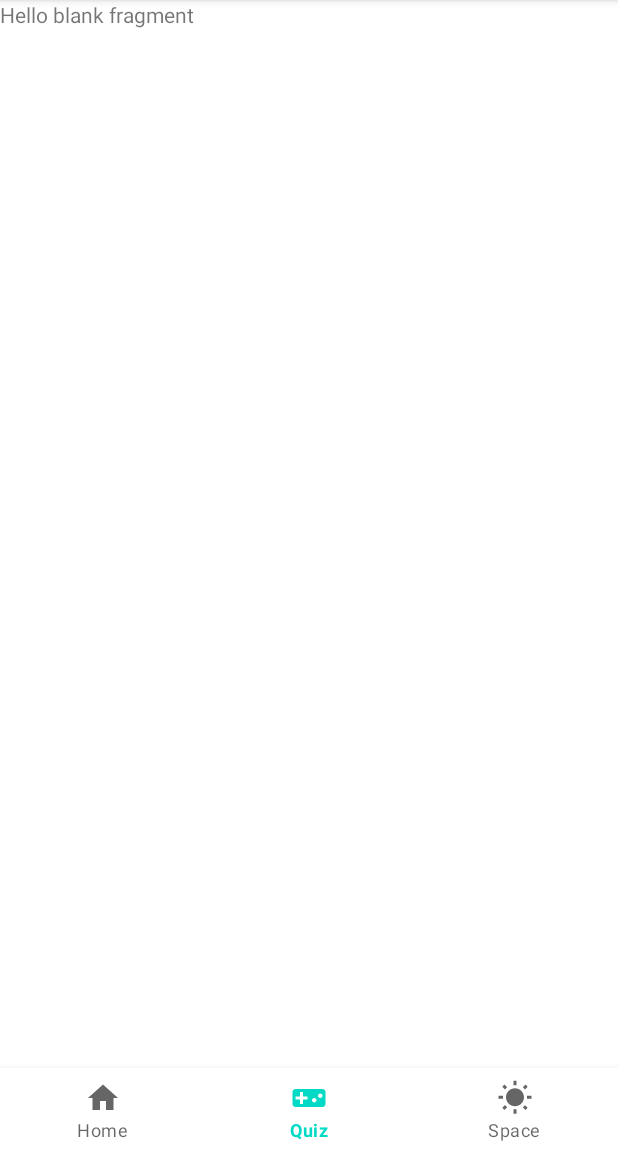
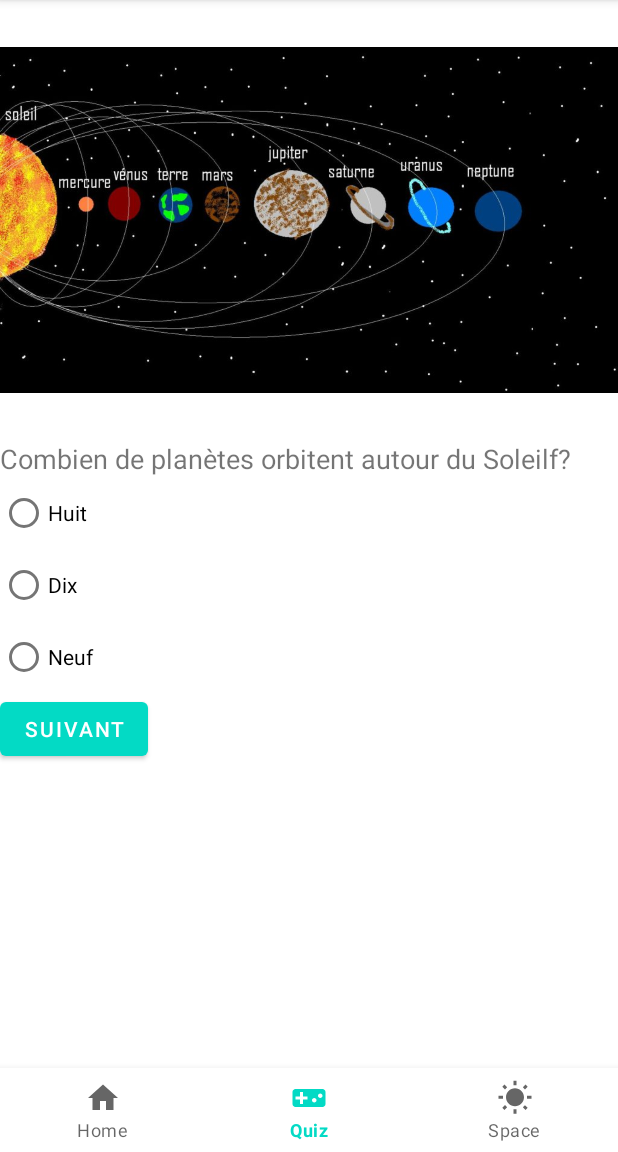
Before and after one commit to skanderbennia/TestDMMP, an Android app: the HomeFragment screen opened directly, with no data from a screen before it, item 2 of the bottom bar chosen, on a phone screen of 412 x 824 dp, the part 84-1236 px from its top. Run offline under Robolectric (Android 15) with nearby library versions, the phone set to English and light mode, and no system bars; our stand-ins replace data binding.

Commit message:
last commit

```diff
--- a/app/build.gradle
+++ b/app/build.gradle
@@ -1,6 +1,8 @@
 plugins {
     id 'com.android.application'
     id 'kotlin-android'
+    id 'kotlin-android-extensions'
+
 }
 
 android {
@@ -9,6 +11,7 @@ android {
 
     buildFeatures {
         dataBinding true
+        viewBinding true
     }
     defaultConfig {
         applicationId "com.example.testdmmp"
--- a/app/src/main/java/com/example/testdmmp/HomeFragment.kt
+++ b/app/src/main/java/com/example/testdmmp/HomeFragment.kt
@@ -1,11 +1,15 @@
 package com.example.testdmmp
 
 import android.os.Bundle
-import androidx.fragment.app.Fragment
 import android.view.LayoutInflater
 import android.view.View
 import android.view.ViewGroup
-
+import androidx.databinding.DataBindingUtil
+import androidx.fragment.app.Fragment
+import com.example.testdmmp.NavActivity
+import com.example.testdmmp.databinding.FragmentHomeBinding
+import com.example.testdmmp.databinding.FragmentQuizBinding
+import kotlinx.android.synthetic.main.fragment_home.*
 // TODO: Rename parameter arguments, choose names that match
 
 
@@ -15,15 +19,24 @@ import android.view.ViewGroup
  * create an instance of this fragment.
  */
 class HomeFragment : Fragment() {
-    // TODO: Rename and change types of parameters
 
 
     override fun onCreateView(
         inflater: LayoutInflater, container: ViewGroup?,
         savedInstanceState: Bundle?
     ): View? {
+        /*val activity = NavActivity()
+        val myDataFromActivity = activity?.getMyData()
+        email_value.text = myDataFromActivity
+       /* if(arguments != null ){
+            val email_valeur = this.arguments?.getString("params")
+            email_value.text = email_valeur
+        }*/*/
+        val binding = DataBindingUtil.inflate<FragmentHomeBinding>(
+            inflater, R.layout.fragment_home, container, false)
+        binding.emailValue.text = "skander@gmail.com"
+        return binding.root
 
-        return inflater.inflate(R.layout.fragment_home, container, false)
     }
     companion object {
         fun newInstance(): HomeFragment = HomeFragment()
--- a/app/src/main/java/com/example/testdmmp/LoginActivity.kt
+++ b/app/src/main/java/com/example/testdmmp/LoginActivity.kt
@@ -26,9 +26,9 @@ class LoginActivity : AppCompatActivity() {
         }
         findViewById<Button>(R.id.btn_login).setOnClickListener{
            val email_input = findViewById<EditText>(R.id.id_email).text
-            val intent = Intent(this,NavActivity::class.java).apply{
-                putExtra("Email", email_input.toString())
-            }
+            val intent = Intent(this,NavActivity::class.java)
+                intent.putExtra("email",email_input.toString())
+
             startActivity(intent)
         }
     }
--- a/app/src/main/java/com/example/testdmmp/NavActivity.kt
+++ b/app/src/main/java/com/example/testdmmp/NavActivity.kt
@@ -1,40 +1,49 @@
 package com.example.testdmmp
 
+import android.os.Bundle
+import android.widget.Toast
+import androidx.appcompat.app.ActionBar
 import androidx.appcompat.app.AppCompatActivity
-import android.os.Bundle
-import androidx.appcompat.app.ActionBar
 import androidx.fragment.app.Fragment
 import com.google.android.material.bottomnavigation.BottomNavigationView
 
 class NavActivity : AppCompatActivity() {
     lateinit var toolbar: ActionBar
 
-
-
-
     override fun onCreate(savedInstanceState: Bundle?) {
         super.onCreate(savedInstanceState)
         setContentView(R.layout.activity_nav)
         toolbar = supportActionBar!!
         val bottomNavigation: BottomNavigationView = findViewById(R.id.bottom_nav)
-        val firstFragment=HomeFragment()
-        val secondFragment=QuizFragment()
-        val thirdFragment=SpaceFragment()
+        val HomeFragment=HomeFragment()
+        val QuizFragment=QuizFragment()
+        val SpaceFragment=SpaceFragment()
+        setCurrentFragment(HomeFragment)
 
-        setCurrentFragment(firstFragment)
+       /* if(intent.getStringExtra("email") != null) {
+            val email_valeur = intent.getStringExtra("email")
+
+
+            val bundle = Bundle()
+            bundle.putString("params",email_valeur.toString())
+            Toast.makeText(this,email_valeur,Toast.LENGTH_LONG).show()
+            HomeFragment.arguments = bundle
+        }*/
 
         bottomNavigation.setOnNavigationItemSelectedListener {
             when(it.itemId){
-                R.id.nav_home->setCurrentFragment(firstFragment)
-                R.id.nav_quiz->setCurrentFragment(secondFragment)
-                R.id.nav_space->setCurrentFragment(thirdFragment)
+                R.id.nav_home->setCurrentFragment(HomeFragment)
+                R.id.nav_quiz->setCurrentFragment(QuizFragment)
+                R.id.nav_space->setCurrentFragment(SpaceFragment)
 
             }
             true
         }
 
     }
-
+    public fun getMyData(): String? {
+        return intent.getStringExtra("email").toString()
+    }
     private fun setCurrentFragment(fragment:Fragment)=
         supportFragmentManager.beginTransaction().apply {
             replace(R.id.fragment,fragment)
--- a/app/src/main/java/com/example/testdmmp/QuizFragment.kt
+++ b/app/src/main/java/com/example/testdmmp/QuizFragment.kt
@@ -5,6 +5,11 @@ import androidx.fragment.app.Fragment
 import android.view.LayoutInflater
 import android.view.View
 import android.view.ViewGroup
+import androidx.annotation.Nullable
+import androidx.databinding.DataBindingUtil
+import androidx.navigation.findNavController
+import com.example.testdmmp.databinding.FragmentQuizBinding
+
 
 // TODO: Rename parameter arguments, choose names that match
 // the fragment initialization parameters, e.g. ARG_ITEM_NUMBER
@@ -17,17 +22,69 @@ import android.view.ViewGroup
  */
 class QuizFragment : Fragment() {
 
+    data class Question(
+        val text: String,
+        val answers: List<String>)
 
+    private val questions: MutableList<Question> = mutableListOf(
+        Question(text = "Combien de planètes orbitent autour du Soleilf?",
+            answers = listOf("Huit", "Neuf", "Dix")),
+        Question(text = "Quelle est la planète la plus proche du soleil?",
+            answers = listOf("Terre", "Jupiter", "Mercure" )),
+        Question(text = "Quelle est la plus grosse planète du Système Solaire?",
+            answers = listOf("Mars", "Jupiter", "Neptune")),
+        Question(text = "Pushing structured data into a Layout?",
+            answers = listOf("Neptune", "Uranus", "Pluton"))
+    )
+    lateinit var currentQuestion: Question
+    lateinit var answers: MutableList<String>
+    private var questionIndex = 0
 
     override fun onCreateView(
-        inflater: LayoutInflater, container: ViewGroup?,
-        savedInstanceState: Bundle?
+         inflater: LayoutInflater,  container: ViewGroup?,
+          savedInstanceState: Bundle?
     ): View? {
         // Inflate the layout for this fragment
-        return inflater.inflate(R.layout.fragment_quiz, container, false)
+         val binding = DataBindingUtil.inflate<FragmentQuizBinding>(
+            inflater, R.layout.fragment_quiz, container, false)
+        setQuestion()
+        binding.game = this
+        binding.submitButton.setOnClickListener @Suppress("UNUSED_ANONYMOUS_PARAMETER")
+        { view: View ->
+            val checkedId = binding.questionRadioGroup.checkedRadioButtonId
+            if (-1 != checkedId) {
+                var answerIndex = 0
+                when (checkedId) {
+                    R.id.secondAnswerRadioButton -> answerIndex = 0
+                    R.id.thirdAnswerRadioButton -> answerIndex = 1
+                    R.id.fourthAnswerRadioButton -> answerIndex = 2
+                }
+
+                if (answers[answerIndex] == currentQuestion.answers[0]) {
+                    questionIndex++
+                    // Advance to the next question
+                    if (questionIndex < questions.size) {
+                        currentQuestion = questions[questionIndex]
+                        setQuestion()
+                        binding.invalidateAll()
+                    }
+                }
+            }
+        }
+        return binding.root
+
+    }
+    private fun setQuestion() {
+        currentQuestion = questions[questionIndex]
+        // randomize the answers into a copy of the array
+        answers = currentQuestion.answers.toMutableList()
+        // and shuffle them
+        answers.shuffle()
+
     }
 
     companion object {
         fun newInstance(): QuizFragment = QuizFragment()
     }
+
 }
--- a/app/src/main/res/layout/activity_nav.xml
+++ b/app/src/main/res/layout/activity_nav.xml
@@ -2,6 +2,7 @@
 <androidx.constraintlayout.widget.ConstraintLayout xmlns:android="http://schemas.android.com/apk/res/android"
     xmlns:app="http://schemas.android.com/apk/res-auto"
     xmlns:tools="http://schemas.android.com/tools"
+    tools:viewBindingIgnore="true"
     android:layout_width="match_parent"
     android:layout_height="match_parent"
     tools:context=".NavActivity">
--- a/app/src/main/res/layout/fragment_quiz.xml
+++ b/app/src/main/res/layout/fragment_quiz.xml
@@ -1,14 +1,69 @@
 <?xml version="1.0" encoding="utf-8"?>
-<FrameLayout xmlns:android="http://schemas.android.com/apk/res/android"
+<layout xmlns:android="http://schemas.android.com/apk/res/android"
+    xmlns:app="http://schemas.android.com/apk/res-auto"
     xmlns:tools="http://schemas.android.com/tools"
-    android:layout_width="match_parent"
-    android:layout_height="match_parent"
-    tools:context=".QuizFragment">
+    tools:context="com.example.testdmmp.QuizFragment">
 
-    <!-- TODO: Update blank fragment layout -->
-    <TextView
+    <data>
+
+        <variable
+           name="game"
+            type="com.example.testdmmp.QuizFragment"/>
+    </data>
+
+    <LinearLayout
         android:layout_width="match_parent"
         android:layout_height="match_parent"
-        android:text="@string/hello_blank_fragment" />
+        android:orientation="vertical"
+        tools:viewBindingIgnore="true">
 
-</FrameLayout>
+    <ImageView
+        android:id="@+id/imageView5"
+        android:layout_width="match_parent"
+        android:layout_height="293dp"
+        android:src="@drawable/sys_solaire" />
+
+    <TextView
+        android:id="@+id/textView"
+        android:layout_width="match_parent"
+        android:layout_height="wrap_content"
+        android:text="@{game.currentQuestion.text}"
+        android:textSize="18sp" />
+
+    <RadioGroup
+        android:id="@+id/questionRadioGroup"
+        android:layout_width="match_parent"
+        android:layout_height="match_parent"
+        tools:layout_marginTop="90dp">
+
+        <RadioButton
+            android:id="@+id/secondAnswerRadioButton"
+            android:layout_width="match_parent"
+            android:layout_height="wrap_content"
+            android:text="@{game.answers[0]}" />
+
+        <RadioButton
+            android:id="@+id/thirdAnswerRadioButton"
+            android:layout_width="match_parent"
+            android:layout_height="wrap_content"
+            android:text="@{game.answers[1]}" />
+
+        <RadioButton
+            android:id="@+id/fourthAnswerRadioButton"
+            android:layout_width="match_parent"
+            android:layout_height="wrap_content"
+            android:text="@{game.answers[2]}" />
+
+        <Button
+            android:id="@+id/submitButton"
+            android:layout_width="wrap_content"
+            android:layout_height="wrap_content"
+            android:text="@string/suivant_text"
+            tools:layout_gravity="center_horizontal"
+            tools:layout_marginTop="50dp" />
+
+    </RadioGroup>
+
+    </LinearLayout>
+
+</layout>
--- a/app/src/main/res/values/strings.xml
+++ b/app/src/main/res/values/strings.xml
@@ -28,5 +28,6 @@
     <string name="uranus_name">uranus</string>
     <string name="neptune_name">neptune</string>
     <string name="pluton_name">pluton</string>
+    <string name="suivant_text">Suivant</string>
 
 </resources>
```
